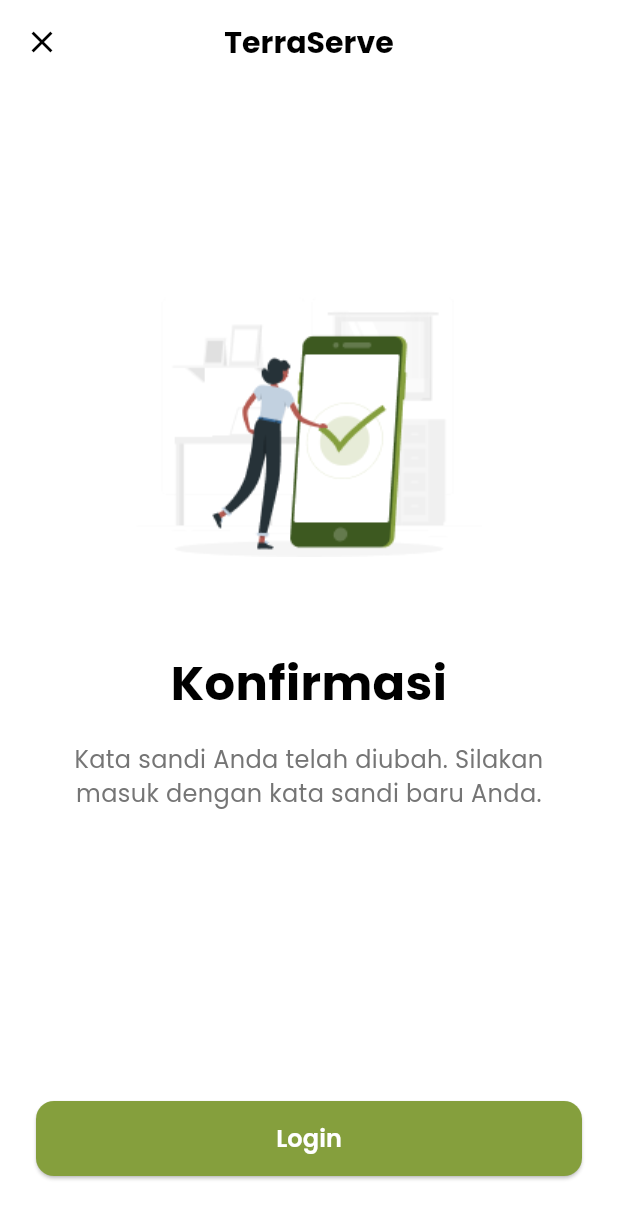
After one commit to payengg/flutter, a Flutter app: the ResetPasswordConfirmPage screen opened directly, on a phone screen of 412 x 824 dp. The commit adds this screen. Shown: the top 1219 px of the screen. Run offline on Flutter 3.47's test engine with Material 3 defaults, Android fonts, the phone set to English and light mode, and no system bars; our stand-ins replace country_picker, flutter_dotenv, google_fonts.

Commit message:
Commit with updates

```diff
--- /dev/null
+++ b/lib/pages/reset_password_confirm.dart
@@ -0,0 +1,112 @@
+import 'package:flutter/material.dart';
+import 'package:google_fonts/google_fonts.dart';
+import 'package:terraserve_app/pages/login_pages.dart'; // Pastikan path ini benar
+
+class ResetPasswordConfirmPage extends StatelessWidget {
+  const ResetPasswordConfirmPage({super.key});
+
+  @override
+  Widget build(BuildContext context) {
+    return Scaffold(
+      backgroundColor: Colors.white,
+      appBar: AppBar(
+        backgroundColor: Colors.white,
+        elevation: 0,
+        // Tombol close di kiri atas
+        leading: IconButton(
+          icon: const Icon(Icons.close, color: Colors.black),
+          onPressed: () {
+            // Arahkan ke halaman login jika tombol close ditekan
+            Navigator.of(context).pushAndRemoveUntil(
+              MaterialPageRoute(builder: (context) => const LoginPages()),
+              (route) => false,
+            );
+          },
+        ),
+        // Judul "TerraServe" di tengah
+        title: Text(
+          'TerraServe',
+          style: GoogleFonts.poppins(
+            color: Colors.black,
+            fontWeight: FontWeight.bold,
+            fontSize: 20,
+          ),
+        ),
+        centerTitle: true,
+      ),
+      body: SafeArea(
+        child: Padding(
+          padding: const EdgeInsets.symmetric(horizontal: 24.0),
+          child: Column(
+            mainAxisAlignment: MainAxisAlignment.center, // Pusatkan konten secara vertikal
+            crossAxisAlignment: CrossAxisAlignment.stretch, // Lebarkan konten
+            children: [
+              const Spacer(flex: 2), // Beri ruang di atas
+
+              // Gambar konfirmasi
+              // Ganti 'assets/images/confirmation.png' dengan path gambar Anda yang sesuai
+              Image.asset(
+                'assets/images/confirmation_gambar.png', // PASTIKAN PATH GAMBAR INI BENAR
+                height: 200,
+              ),
+              const SizedBox(height: 48),
+
+              // Teks "Konfirmasi"
+              Text(
+                'Konfirmasi',
+                textAlign: TextAlign.center,
+                style: GoogleFonts.poppins(
+                  fontSize: 32,
+                  fontWeight: FontWeight.bold,
+                  color: Colors.black,
+                ),
+              ),
+              const SizedBox(height: 16),
+
+              // Teks deskripsi
+              Text(
+                'Kata sandi Anda telah diubah. Silakan masuk dengan kata sandi baru Anda.',
+                textAlign: TextAlign.center,
+                style: GoogleFonts.poppins(
+                  fontSize: 16,
+                  color: Colors.grey[600],
+                ),
+              ),
+
+              const Spacer(flex: 3), // Beri ruang lebih banyak sebelum tombol
+
+              // Tombol Login
+              SizedBox(
+                height: 50,
+                child: ElevatedButton(
+                  onPressed: () {
+                    // Arahkan ke halaman login dan hapus semua halaman sebelumnya
+                    Navigator.of(context).pushAndRemoveUntil(
+                      MaterialPageRoute(builder: (context) => const LoginPages()),
+                      (route) => false,
+                    );
+                  },
+                  style: ElevatedButton.styleFrom(
+                    backgroundColor: const Color(0xFF859F3D), // Warna sesuai desain
+                    shape: RoundedRectangleBorder(
+                      borderRadius: BorderRadius.circular(12),
+                    ),
+                  ),
+                  child: Text(
+                    'Login',
+                    style: GoogleFonts.poppins(
+                      fontSize: 16,
+                      fontWeight: FontWeight.w600,
+                      color: Colors.white,
+                    ),
+                  ),
+                ),
+              ),
+              const SizedBox(height: 40), // Ruang di bawah tombol
+            ],
+          ),
+        ),
+      ),
+    );
+  }
+}
--- a/lib/pages/reset_password_pages.dart
+++ b/lib/pages/reset_password_pages.dart
@@ -4,6 +4,7 @@ import 'package:google_fonts/google_fonts.dart';
 import 'package:http/http.dart' as http;
 import 'package:terraserve_app/config/api.dart';
 import 'package:terraserve_app/pages/login_pages.dart';
+import 'package:terraserve_app/pages/reset_password_confirm.dart';
 
 class ResetPasswordPage extends StatefulWidget {
   // Menerima data dari halaman verifikasi
@@ -72,7 +73,7 @@ class _ResetPasswordPageState extends State<ResetPasswordPage> {
           );
           // Kembali ke halaman login dan hapus semua halaman sebelumnya
           Navigator.of(context).pushAndRemoveUntil(
-            MaterialPageRoute(builder: (context) => const LoginPages()),
+            MaterialPageRoute(builder: (context) => const ResetPasswordConfirmPage()),
             (route) => false,
           );
         }
```
Also changed, not shown: assets/images/confirmation_gambar.png (added).
